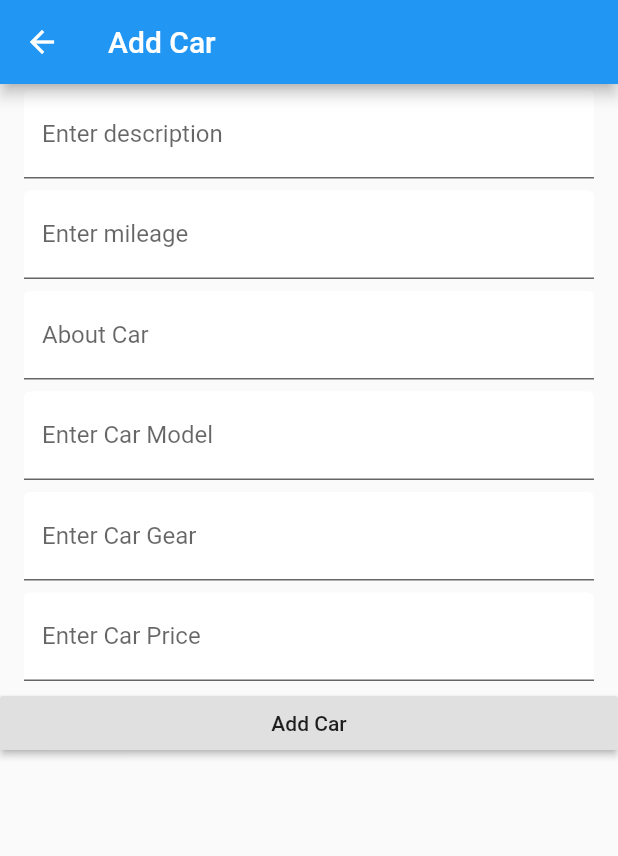
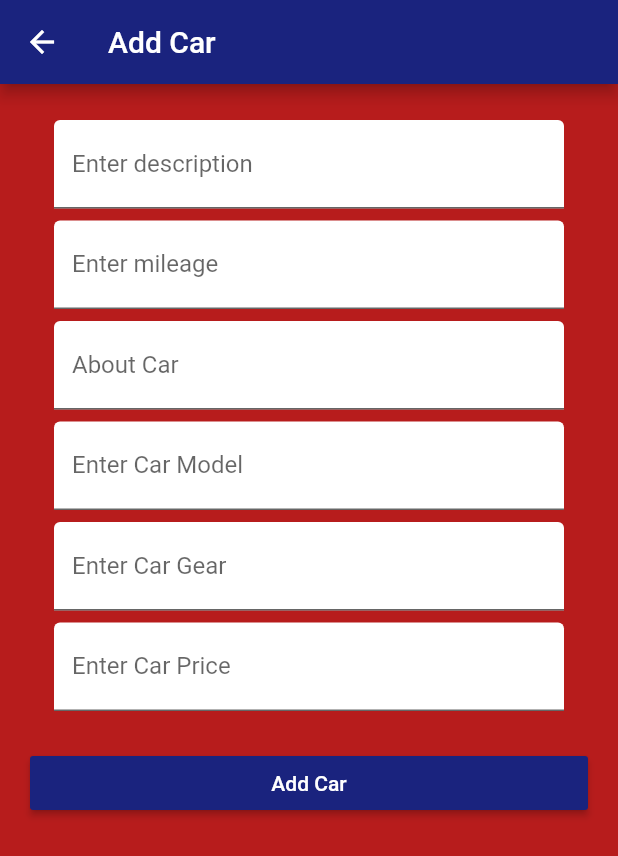
Before and after one commit to Kucun300/car_market, a Flutter app: the Add screen opened directly, on a phone screen of 412 x 824 dp. Shown: the top 856 px of the screen. Run offline on Flutter 3.47's test engine with Material 2 defaults, Android fonts, the phone set to English and light mode, and no system bars.

Commit message:
Update Add.dart
designing add screen

```diff
--- a/lib/Add.dart
+++ b/lib/Add.dart
@@ -20,8 +20,12 @@ class _AddState extends State<Add> {
     return Scaffold(
       appBar: AppBar(
         title: Text('Add Car'),
+        backgroundColor: Colors.indigo[900],
       ),
-      body: ListView(
+      body: Container(
+        padding: EdgeInsets.all(20),
+        color: Colors.red[900],
+        child: ListView(
           children: <Widget>[
             ListTile(
               title: TextField(
@@ -84,8 +88,12 @@ class _AddState extends State<Add> {
                 ),
               ),
             ),
+            SizedBox(
+              height: 20,
+            ),
             RaisedButton(
-            child: Text('Add Car'),
+              color: Colors.indigo[900],
+              child: Text('Add Car', style: TextStyle(color: Colors.white),),
               onPressed: () {
                 var description = descriptionController.text;
                 var mileage = mileageController.text;
@@ -102,6 +110,7 @@ class _AddState extends State<Add> {
             ),
           ],
         ),
+      ),
     );
   }
 }
```
Lines whose indentation alone changed are shown as unchanged.
